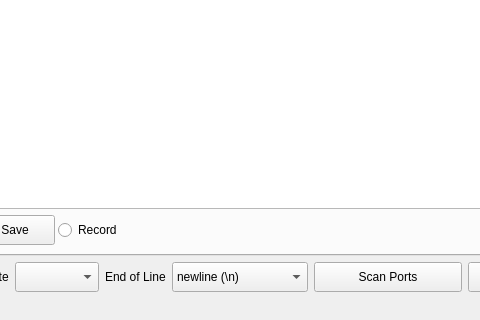
uutzinger/SerialUI, file assets/serialUI.ui: the form before one commit; both pictures show x 208 to 688 and y 455 to 775 of the 1283 by 775 pixel window.
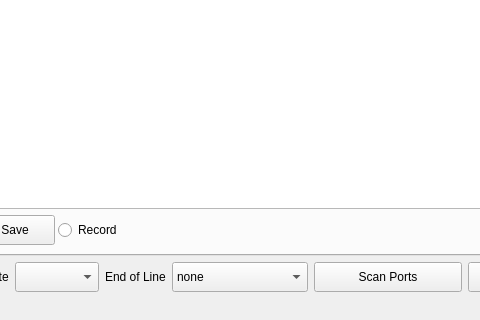
The form after the commit. Custom widgets are drawn as their Qt base class.

What changed in the file:
```diff
--- a/assets/serialUI.ui
+++ b/assets/serialUI.ui
@@ -1859,7 +1859,7 @@
             </property>
             <item>
              <property name="text">
-              <string>newline (\n)</string>
+              <string>none</string>
              </property>
             </item>
             <item>
```
Left out of the diff: 10 changed lines with no effect on the pictures.
